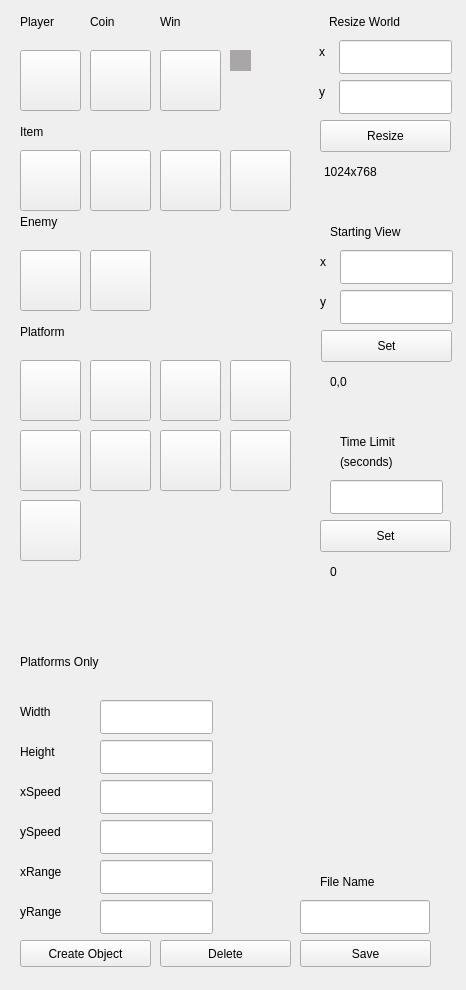
Qt form mapmaker.ui (bstee615/project) before a commit.
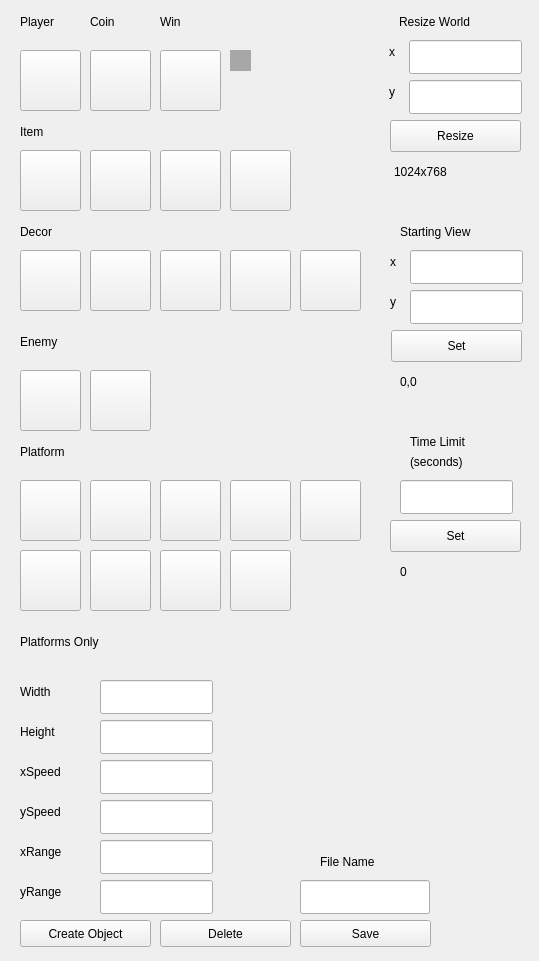
The same form after that commit. Icons and pictures are not drawn.

```diff
--- a/mapmaker.ui
+++ b/mapmaker.ui
@@ -6,8 +6,8 @@
    <rect>
     <x>0</x>
     <y>0</y>
-    <width>466</width>
-    <height>990</height>
+    <width>539</width>
+    <height>961</height>
    </rect>
   </property>
   <property name="windowTitle">
@@ -17,7 +17,7 @@
    <property name="geometry">
     <rect>
      <x>20</x>
-     <y>940</y>
+     <y>920</y>
      <width>131</width>
      <height>27</height>
     </rect>
@@ -30,7 +30,7 @@
    <property name="geometry">
     <rect>
      <x>20</x>
-     <y>360</y>
+     <y>480</y>
      <width>61</width>
      <height>61</height>
     </rect>
@@ -59,7 +59,7 @@
    <property name="geometry">
     <rect>
      <x>90</x>
-     <y>360</y>
+     <y>480</y>
      <width>61</width>
      <height>61</height>
     </rect>
@@ -88,7 +88,7 @@
    <property name="geometry">
     <rect>
      <x>160</x>
-     <y>360</y>
+     <y>480</y>
      <width>61</width>
      <height>61</height>
     </rect>
@@ -117,7 +117,7 @@
    <property name="geometry">
     <rect>
      <x>230</x>
-     <y>360</y>
+     <y>480</y>
      <width>61</width>
      <height>61</height>
     </rect>
@@ -145,8 +145,8 @@
   <widget class="QPushButton" name="PBplatform6">
    <property name="geometry">
     <rect>
-     <x>90</x>
-     <y>430</y>
+     <x>20</x>
+     <y>550</y>
      <width>61</width>
      <height>61</height>
     </rect>
@@ -174,8 +174,8 @@
   <widget class="QPushButton" name="PBplatform7">
    <property name="geometry">
     <rect>
-     <x>160</x>
-     <y>430</y>
+     <x>90</x>
+     <y>550</y>
      <width>61</width>
      <height>61</height>
     </rect>
@@ -203,8 +203,8 @@
   <widget class="QPushButton" name="PBplatform5">
    <property name="geometry">
     <rect>
-     <x>20</x>
-     <y>430</y>
+     <x>300</x>
+     <y>480</y>
      <width>61</width>
      <height>61</height>
     </rect>
@@ -232,8 +232,8 @@
   <widget class="QPushButton" name="PBplatform8">
    <property name="geometry">
     <rect>
-     <x>230</x>
-     <y>430</y>
+     <x>160</x>
+     <y>550</y>
      <width>61</width>
      <height>61</height>
     </rect>
@@ -261,8 +261,8 @@
   <widget class="QPushButton" name="PBplatform9">
    <property name="geometry">
     <rect>
-     <x>20</x>
-     <y>500</y>
+     <x>230</x>
+     <y>550</y>
      <width>61</width>
      <height>61</height>
     </rect>
@@ -362,7 +362,7 @@
    <property name="geometry">
     <rect>
      <x>20</x>
-     <y>320</y>
+     <y>440</y>
      <width>85</width>
      <height>24</height>
     </rect>
@@ -401,7 +401,7 @@
    <property name="geometry">
     <rect>
      <x>20</x>
-     <y>210</y>
+     <y>330</y>
      <width>85</width>
      <height>24</height>
     </rect>
@@ -414,7 +414,7 @@
    <property name="geometry">
     <rect>
      <x>90</x>
-     <y>250</y>
+     <y>370</y>
      <width>61</width>
      <height>61</height>
     </rect>
@@ -443,7 +443,7 @@
    <property name="geometry">
     <rect>
      <x>20</x>
-     <y>250</y>
+     <y>370</y>
      <width>61</width>
      <height>61</height>
     </rect>
@@ -514,7 +514,7 @@
    <property name="geometry">
     <rect>
      <x>20</x>
-     <y>780</y>
+     <y>760</y>
      <width>85</width>
      <height>24</height>
     </rect>
@@ -527,7 +527,7 @@
    <property name="geometry">
     <rect>
      <x>20</x>
-     <y>820</y>
+     <y>800</y>
      <width>85</width>
      <height>24</height>
     </rect>
@@ -540,7 +540,7 @@
    <property name="geometry">
     <rect>
      <x>20</x>
-     <y>860</y>
+     <y>840</y>
      <width>85</width>
      <height>24</height>
     </rect>
@@ -553,7 +553,7 @@
    <property name="geometry">
     <rect>
      <x>20</x>
-     <y>900</y>
+     <y>880</y>
      <width>85</width>
      <height>24</height>
     </rect>
@@ -566,7 +566,7 @@
    <property name="geometry">
     <rect>
      <x>20</x>
-     <y>700</y>
+     <y>680</y>
      <width>85</width>
      <height>24</height>
     </rect>
@@ -579,7 +579,7 @@
    <property name="geometry">
     <rect>
      <x>100</x>
-     <y>780</y>
+     <y>760</y>
      <width>113</width>
      <height>34</height>
     </rect>
@@ -589,7 +589,7 @@
    <property name="geometry">
     <rect>
      <x>100</x>
-     <y>820</y>
+     <y>800</y>
      <width>113</width>
      <height>34</height>
     </rect>
@@ -599,7 +599,7 @@
    <property name="geometry">
     <rect>
      <x>100</x>
-     <y>860</y>
+     <y>840</y>
      <width>113</width>
      <height>34</height>
     </rect>
@@ -609,7 +609,7 @@
    <property name="geometry">
     <rect>
      <x>100</x>
-     <y>900</y>
+     <y>880</y>
      <width>113</width>
      <height>34</height>
     </rect>
@@ -619,7 +619,7 @@
    <property name="geometry">
     <rect>
      <x>100</x>
-     <y>700</y>
+     <y>680</y>
      <width>113</width>
      <height>34</height>
     </rect>
@@ -642,7 +642,7 @@
    <property name="geometry">
     <rect>
      <x>20</x>
-     <y>740</y>
+     <y>720</y>
      <width>85</width>
      <height>24</height>
     </rect>
@@ -655,7 +655,7 @@
    <property name="geometry">
     <rect>
      <x>100</x>
-     <y>740</y>
+     <y>720</y>
      <width>113</width>
      <height>34</height>
     </rect>
@@ -665,7 +665,7 @@
    <property name="geometry">
     <rect>
      <x>160</x>
-     <y>940</y>
+     <y>920</y>
      <width>131</width>
      <height>27</height>
     </rect>
@@ -680,7 +680,7 @@
   <widget class="QLabel" name="label_13">
    <property name="geometry">
     <rect>
-     <x>329</x>
+     <x>399</x>
      <y>10</y>
      <width>121</width>
      <height>24</height>
@@ -693,7 +693,7 @@
   <widget class="QLabel" name="label_14">
    <property name="geometry">
     <rect>
-     <x>319</x>
+     <x>389</x>
      <y>40</y>
      <width>16</width>
      <height>24</height>
@@ -706,7 +706,7 @@
   <widget class="QLabel" name="label_15">
    <property name="geometry">
     <rect>
-     <x>319</x>
+     <x>389</x>
      <y>80</y>
      <width>16</width>
      <height>24</height>
@@ -719,7 +719,7 @@
   <widget class="QLineEdit" name="LEresizeX">
    <property name="geometry">
     <rect>
-     <x>339</x>
+     <x>409</x>
      <y>40</y>
      <width>113</width>
      <height>34</height>
@@ -729,7 +729,7 @@
   <widget class="QLineEdit" name="LEresizeY">
    <property name="geometry">
     <rect>
-     <x>339</x>
+     <x>409</x>
      <y>80</y>
      <width>113</width>
      <height>34</height>
@@ -739,7 +739,7 @@
   <widget class="QPushButton" name="PBresize">
    <property name="geometry">
     <rect>
-     <x>320</x>
+     <x>390</x>
      <y>120</y>
      <width>131</width>
      <height>32</height>
@@ -753,7 +753,7 @@
    <property name="geometry">
     <rect>
      <x>20</x>
-     <y>650</y>
+     <y>630</y>
      <width>141</width>
      <height>24</height>
     </rect>
@@ -766,7 +766,7 @@
    <property name="geometry">
     <rect>
      <x>300</x>
-     <y>940</y>
+     <y>920</y>
      <width>131</width>
      <height>27</height>
     </rect>
@@ -782,7 +782,7 @@
    <property name="geometry">
     <rect>
      <x>300</x>
-     <y>900</y>
+     <y>880</y>
      <width>130</width>
      <height>34</height>
     </rect>
@@ -792,7 +792,7 @@
    <property name="geometry">
     <rect>
      <x>320</x>
-     <y>870</y>
+     <y>850</y>
      <width>130</width>
      <height>24</height>
     </rect>
@@ -804,7 +804,7 @@
   <widget class="QPushButton" name="PBsetStart">
    <property name="geometry">
     <rect>
-     <x>321</x>
+     <x>391</x>
      <y>330</y>
      <width>131</width>
      <height>32</height>
@@ -817,7 +817,7 @@
   <widget class="QLabel" name="label_18">
    <property name="geometry">
     <rect>
-     <x>330</x>
+     <x>400</x>
      <y>220</y>
      <width>131</width>
      <height>24</height>
@@ -830,7 +830,7 @@
   <widget class="QLabel" name="label_19">
    <property name="geometry">
     <rect>
-     <x>320</x>
+     <x>390</x>
      <y>250</y>
      <width>16</width>
      <height>24</height>
@@ -843,7 +843,7 @@
   <widget class="QLineEdit" name="LEstartX">
    <property name="geometry">
     <rect>
-     <x>340</x>
+     <x>410</x>
      <y>250</y>
      <width>113</width>
      <height>34</height>
@@ -853,7 +853,7 @@
   <widget class="QLineEdit" name="LEstartY">
    <property name="geometry">
     <rect>
-     <x>340</x>
+     <x>410</x>
      <y>290</y>
      <width>113</width>
      <height>34</height>
@@ -863,7 +863,7 @@
   <widget class="QLabel" name="label_20">
    <property name="geometry">
     <rect>
-     <x>320</x>
+     <x>390</x>
      <y>290</y>
      <width>16</width>
      <height>24</height>
@@ -876,7 +876,7 @@
   <widget class="QLabel" name="LBsize">
    <property name="geometry">
     <rect>
-     <x>324</x>
+     <x>394</x>
      <y>160</y>
      <width>121</width>
      <height>24</height>
@@ -889,7 +889,7 @@
   <widget class="QLabel" name="label_21">
    <property name="geometry">
     <rect>
-     <x>340</x>
+     <x>410</x>
      <y>430</y>
      <width>101</width>
      <height>24</height>
@@ -902,7 +902,7 @@
   <widget class="QLineEdit" name="LEtime">
    <property name="geometry">
     <rect>
-     <x>330</x>
+     <x>400</x>
      <y>480</y>
      <width>113</width>
      <height>34</height>
@@ -912,7 +912,7 @@
   <widget class="QLabel" name="label_22">
    <property name="geometry">
     <rect>
-     <x>340</x>
+     <x>410</x>
      <y>450</y>
      <width>101</width>
      <height>24</height>
@@ -925,7 +925,7 @@
   <widget class="QPushButton" name="PBsetTime">
    <property name="geometry">
     <rect>
-     <x>320</x>
+     <x>390</x>
      <y>520</y>
      <width>131</width>
      <height>32</height>
@@ -938,7 +938,7 @@
   <widget class="QLabel" name="LBstart">
    <property name="geometry">
     <rect>
-     <x>330</x>
+     <x>400</x>
      <y>370</y>
      <width>121</width>
      <height>24</height>
@@ -951,7 +951,7 @@
   <widget class="QLabel" name="LBtime">
    <property name="geometry">
     <rect>
-     <x>330</x>
+     <x>400</x>
      <y>560</y>
      <width>111</width>
      <height>24</height>
@@ -1077,6 +1077,164 @@
     <bool>true</bool>
    </property>
   </widget>
+  <widget class="QLabel" name="label_23">
+   <property name="geometry">
+    <rect>
+     <x>20</x>
+     <y>220</y>
+     <width>85</width>
+     <height>24</height>
+    </rect>
+   </property>
+   <property name="text">
+    <string>Decor</string>
+   </property>
+  </widget>
+  <widget class="QPushButton" name="PBobject3">
+   <property name="geometry">
+    <rect>
+     <x>160</x>
+     <y>250</y>
+     <width>61</width>
+     <height>61</height>
+    </rect>
+   </property>
+   <property name="toolTip">
+    <string>Platform</string>
+   </property>
+   <property name="text">
+    <string/>
+   </property>
+   <property name="icon">
+    <iconset resource="resources.qrc">
+     <normaloff>:/images/objecthill.png</normaloff>:/images/objecthill.png</iconset>
+   </property>
+   <property name="iconSize">
+    <size>
+     <width>45</width>
+     <height>45</height>
+    </size>
+   </property>
+   <property name="checkable">
+    <bool>true</bool>
+   </property>
+  </widget>
+  <widget class="QPushButton" name="PBobject1">
+   <property name="geometry">
+    <rect>
+     <x>20</x>
+     <y>250</y>
+     <width>61</width>
+     <height>61</height>
+    </rect>
+   </property>
+   <property name="toolTip">
+    <string>Platform</string>
+   </property>
+   <property name="text">
+    <string/>
+   </property>
+   <property name="icon">
+    <iconset resource="resources.qrc">
+     <normaloff>:/images/objectarrowsign.png</normaloff>:/images/objectarrowsign.png</iconset>
+   </property>
+   <property name="iconSize">
+    <size>
+     <width>45</width>
+     <height>45</height>
+    </size>
+   </property>
+   <property name="checkable">
+    <bool>true</bool>
+   </property>
+  </widget>
+  <widget class="QPushButton" name="PBobject4">
+   <property name="geometry">
+    <rect>
+     <x>230</x>
+     <y>250</y>
+     <width>61</width>
+     <height>61</height>
+    </rect>
+   </property>
+   <property name="toolTip">
+    <string>Platform</string>
+   </property>
+   <property name="text">
+    <string/>
+   </property>
+   <property name="icon">
+    <iconset resource="resources.qrc">
+     <normaloff>:/images/objecttorch.png</normaloff>:/images/objecttorch.png</iconset>
+   </property>
+   <property name="iconSize">
+    <size>
+     <width>45</width>
+     <height>45</height>
+    </size>
+   </property>
+   <property name="checkable">
+    <bool>true</bool>
+   </property>
+  </widget>
+  <widget class="QPushButton" name="PBobject2">
+   <property name="geometry">
+    <rect>
+     <x>90</x>
+     <y>250</y>
+     <width>61</width>
+     <height>61</height>
+    </rect>
+   </property>
+   <property name="toolTip">
+    <string>Platform</string>
+   </property>
+   <property name="text">
+    <string/>
+   </property>
+   <property name="icon">
+    <iconset resource="resources.qrc">
+     <normaloff>:/images/objectexitsign.png</normaloff>:/images/objectexitsign.png</iconset>
+   </property>
+   <property name="iconSize">
+    <size>
+     <width>45</width>
+     <height>45</height>
+    </size>
+   </property>
+   <property name="checkable">
+    <bool>true</bool>
+   </property>
+  </widget>
+  <widget class="QPushButton" name="PBobject5">
+   <property name="geometry">
+    <rect>
+     <x>300</x>
+     <y>250</y>
+     <width>61</width>
+     <height>61</height>
+    </rect>
+   </property>
+   <property name="toolTip">
+    <string>Platform</string>
+   </property>
+   <property name="text">
+    <string/>
+   </property>
+   <property name="icon">
+    <iconset resource="resources.qrc">
+     <normaloff>:/images/objectwindow.png</normaloff>:/images/objectwindow.png</iconset>
+   </property>
+   <property name="iconSize">
+    <size>
+     <width>45</width>
+     <height>45</height>
+    </size>
+   </property>
+   <property name="checkable">
+    <bool>true</bool>
+   </property>
+  </widget>
  </widget>
  <layoutdefault spacing="6" margin="11"/>
  <resources>
```
